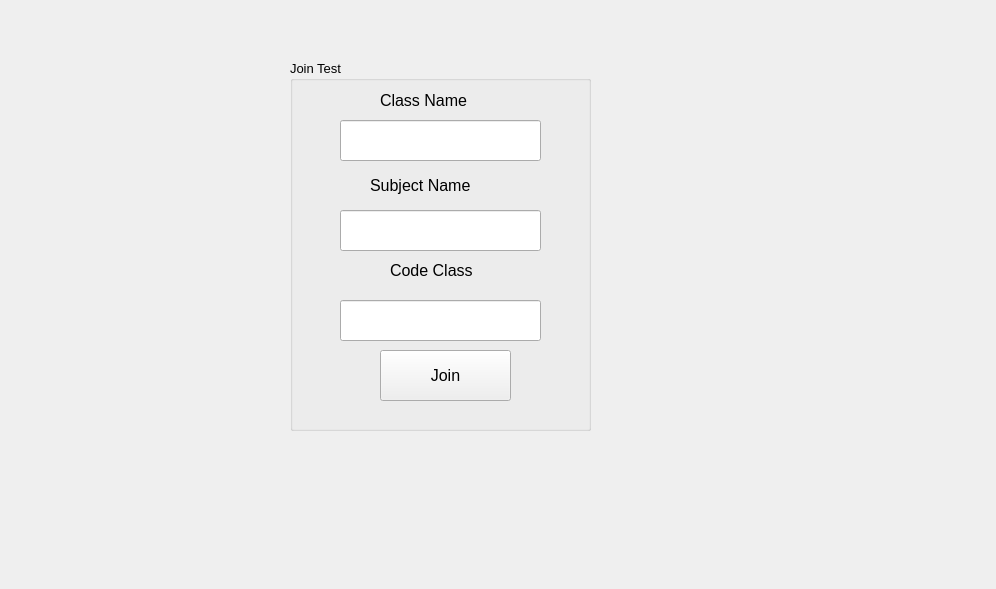
Assignment-C/UI-APP, file Group4/codestudent.ui: the form before one commit.
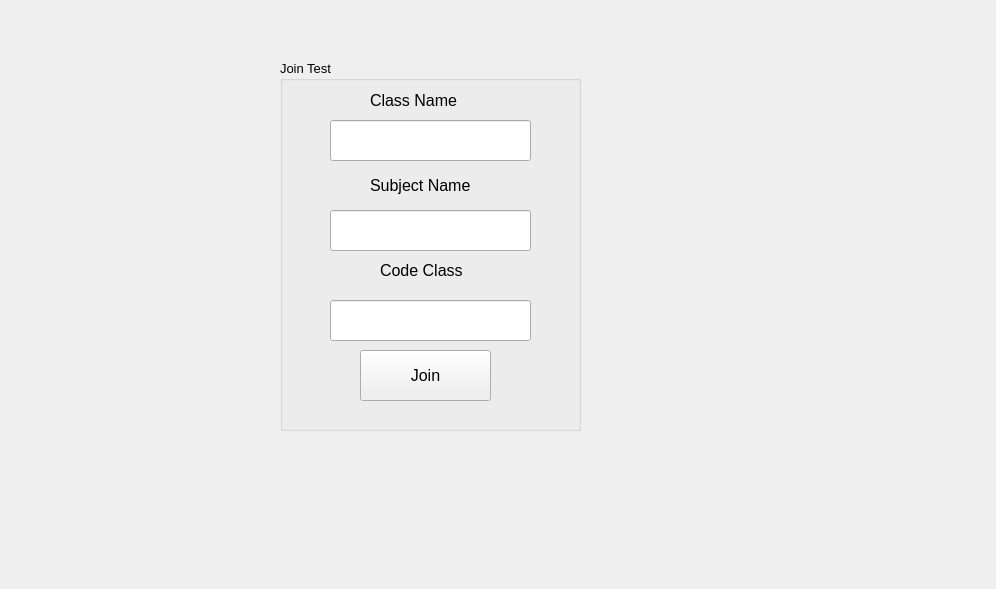
The form after the commit.

Patch:
```diff
--- a/Group4/codestudent.ui
+++ b/Group4/codestudent.ui
@@ -16,7 +16,7 @@
   <widget class="QGroupBox" name="groupBox">
    <property name="geometry">
     <rect>
-     <x>290</x>
+     <x>280</x>
      <y>60</y>
      <width>301</width>
      <height>371</height>
@@ -69,7 +69,7 @@
    <widget class="QLabel" name="label_3">
     <property name="geometry">
      <rect>
-      <x>80</x>
+      <x>90</x>
       <y>110</y>
       <width>131</width>
       <height>31</height>
@@ -117,7 +117,7 @@
    <widget class="QPushButton" name="pushButton">
     <property name="geometry">
      <rect>
-      <x>90</x>
+      <x>80</x>
       <y>290</y>
       <width>131</width>
       <height>51</height>
```
